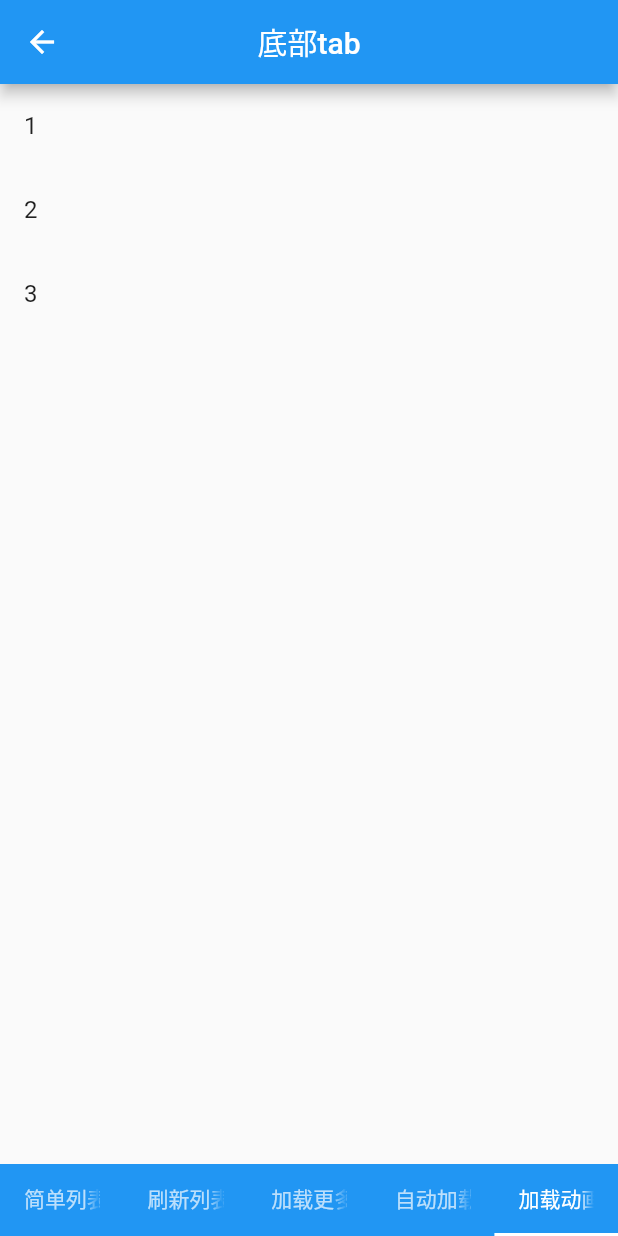
After one commit to melody5417/flutter_demo, a Flutter app: the WYQBottomTabList screen opened directly, item 5 of the bottom bar chosen, on a phone screen of 412 x 824 dp. The commit adds this screen. Run offline on Flutter 3.47's test engine with Material 2 defaults, Android fonts, the phone set to English and light mode, and no system bars.

Commit message:
Add demo for loading animation

```diff
--- a/flutter_demo/lib/Tab/bottom_tab_list.dart
+++ b/flutter_demo/lib/Tab/bottom_tab_list.dart
@@ -1,4 +1,5 @@
 import 'package:flutter/material.dart';
+import 'package:melody_flutter_demo/Tab/listview_loadmore_animation.dart';
 import 'package:melody_flutter_demo/Tab/tabview_list.dart';
 import 'package:melody_flutter_demo/Tab/tabview_list_autoloadmore.dart';
 import 'package:melody_flutter_demo/Tab/tabview_list_loadmore.dart';
@@ -15,6 +16,7 @@ class _WYQBottomTabListState extends State<WYQBottomTabList> with SingleTickerPr
     Tab(text: '刷新列表'),
     Tab(text: '加载更多'),
     Tab(text: '自动加载'),
+    Tab(text: '加载动画',)
   ];
 
   TabController _tabController;
@@ -24,7 +26,8 @@ class _WYQBottomTabListState extends State<WYQBottomTabList> with SingleTickerPr
       WYQTabviewList(),
       WYQTabviewListRefresh(),
       WYQTabviewListLoadmore(),
-      WYQTabviewListAutoLoadmore()
+      WYQTabviewListAutoLoadmore(),
+      WYQListViewLoadmoreAnimation(),
     ];
   }
 
--- /dev/null
+++ b/flutter_demo/lib/Tab/listview_loadmore_animation.dart
@@ -0,0 +1,70 @@
+import 'package:flutter/material.dart';
+
+class WYQListViewLoadmoreAnimation extends StatefulWidget {
+  @override
+  _WYQListViewLoadmoreAnimationState createState() => _WYQListViewLoadmoreAnimationState();
+}
+
+class _WYQListViewLoadmoreAnimationState extends State<WYQListViewLoadmoreAnimation> with AutomaticKeepAliveClientMixin {
+  List<int> list = [1, 2, 3];
+
+  bool isLoading = false;
+
+  @override
+  Widget build(BuildContext context) {
+    return Scaffold(
+        body: NotificationListener<ScrollNotification>(
+          onNotification: _scrollInfoNotification,
+          child: ListView.builder(
+            itemCount: isLoading ? list.length + 1 : list.length,
+            itemBuilder: (context, index) {
+              if (isLoading && index == list.length) {
+                return _buildProgressIndicator();
+              }
+              return ListTile(
+                title: Text('${list[index]}'),
+              );
+            },
+          ),
+        )
+    );
+  }
+
+  bool _scrollInfoNotification(ScrollNotification scrollInfo) {
+    if (scrollInfo is ScrollEndNotification) {
+      // 下滑到最底部
+      if (scrollInfo.metrics.pixels == scrollInfo.metrics.maxScrollExtent) {
+        _loadMore();
+      }
+    }
+    return true;
+  }
+
+  Future<void> _loadMore() async {
+    setState(() {
+      isLoading = true;
+    });
+    await Future<Null>.delayed(Duration(seconds: 2), () {
+      setState(() {
+        list.addAll(List.generate(3, (int index) => index + index * index));
+        isLoading = false;
+      });
+    });
+  }
+
+  Widget _buildProgressIndicator() {
+    return new Padding(
+      padding: const EdgeInsets.all(20.0),
+      child: new Row(
+        mainAxisAlignment: MainAxisAlignment.center,
+          children: <Widget>[
+            CircularProgressIndicator(),
+            Text('Loading'),
+          ],
+      ),
+    );
+  }
+
+  @override
+  bool get wantKeepAlive => true;
+}
```
